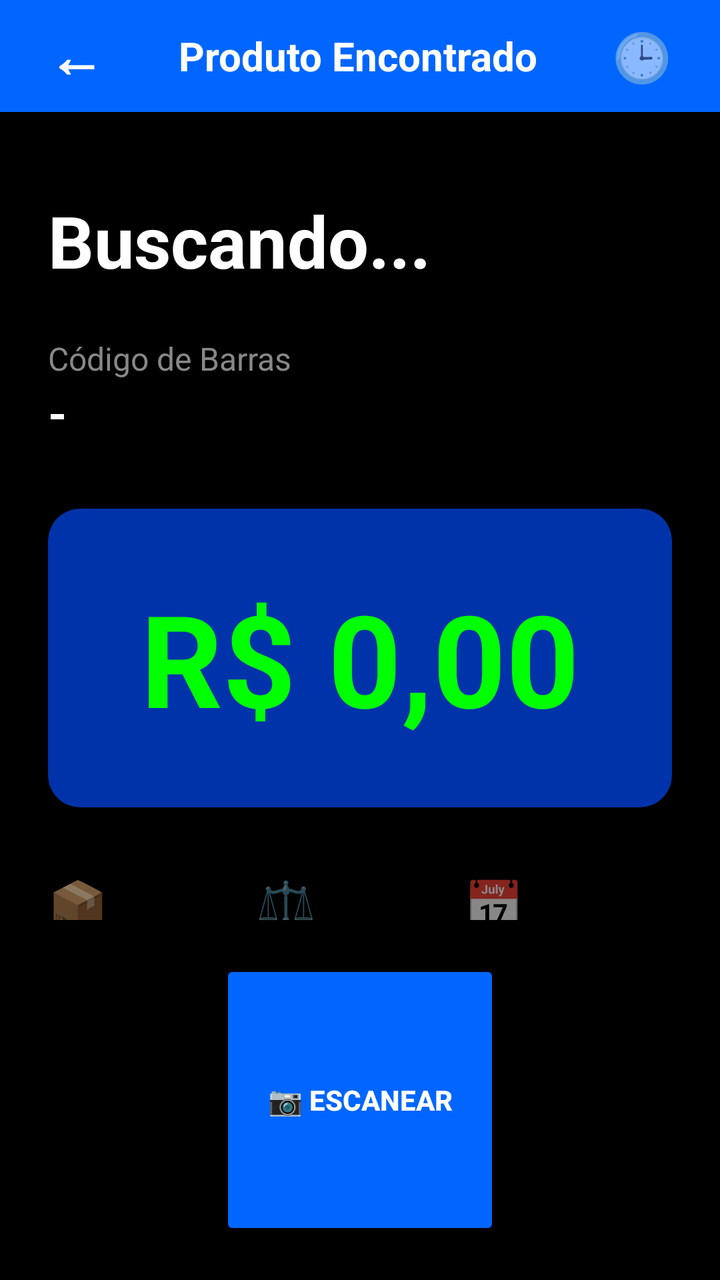
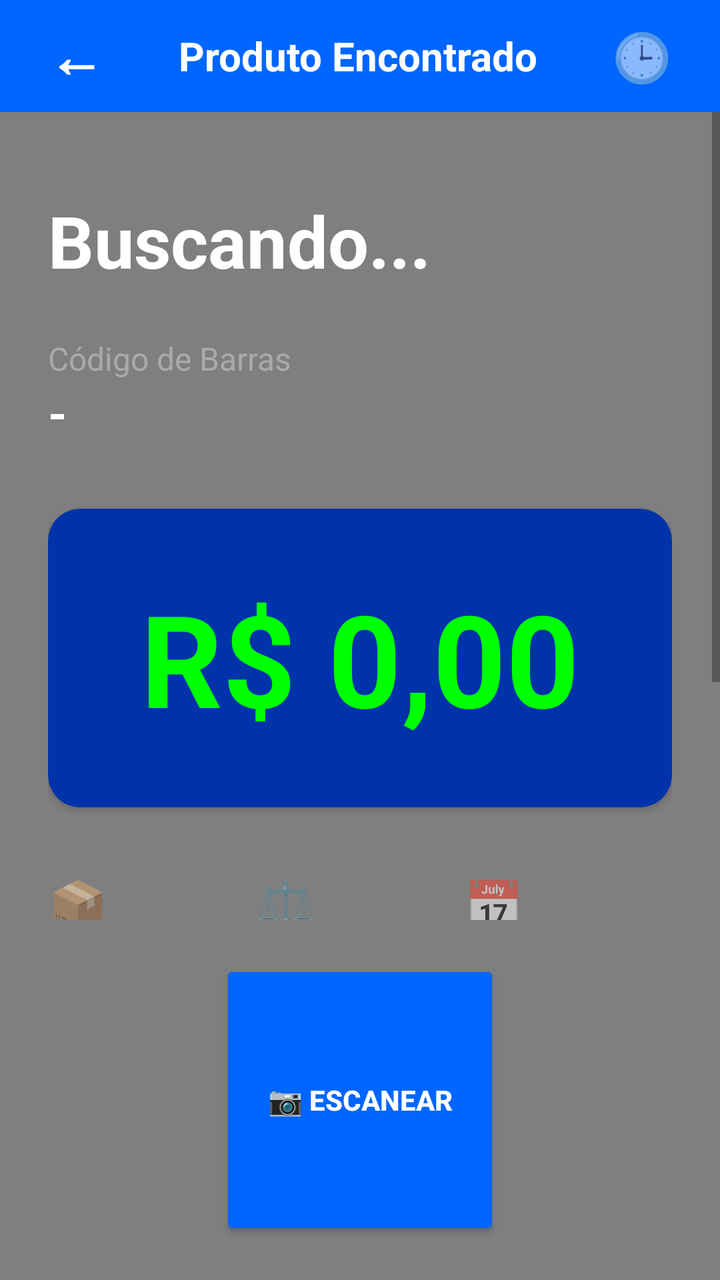

Two renders of the same Android screen: before a commit and after it. Below are the layout's source before the change and the commit's diff.
<!-- AndroidManifest.xml: fallback theme Theme.MaterialComponents.DayNight.NoActionBar -->
<!-- res/layout/activity_resultado.xml -->
<?xml version="1.0" encoding="utf-8"?>
<LinearLayout xmlns:android="http://schemas.android.com/apk/res/android"
    xmlns:app="http://schemas.android.com/apk/res-auto"
    android:layout_width="match_parent"
    android:layout_height="match_parent"
    android:background="#000000"
    android:orientation="vertical">

    
    <LinearLayout
        android:layout_width="match_parent"
        android:layout_height="56dp"
        android:background="#0066FF"
        android:gravity="center_vertical"
        android:orientation="horizontal"
        android:paddingHorizontal="16dp">

        <TextView
            android:id="@+id/btnVoltar"
            android:layout_width="wrap_content"
            android:layout_height="wrap_content"
            android:padding="8dp"
            android:text="←"
            android:textColor="#FFFFFF"
            android:textSize="28sp"
            android:textStyle="bold" />

        <TextView
            android:layout_width="0dp"
            android:layout_height="wrap_content"
            android:layout_weight="1"
            android:gravity="center"
            android:text="Produto Encontrado"
            android:textColor="#FFFFFF"
            android:textSize="20sp"
            android:textStyle="bold" />

        <TextView
            android:layout_width="wrap_content"
            android:layout_height="wrap_content"
            android:padding="8dp"
            android:text="🕒"
            android:textSize="24sp" />
    </LinearLayout>

    <ScrollView
        android:layout_width="match_parent"
        android:layout_height="0dp"
        android:layout_weight="1">

        <LinearLayout
            android:layout_width="match_parent"
            android:layout_height="wrap_content"
            android:orientation="vertical"
            android:padding="24dp">

            
            <ImageView
                android:id="@+id/imgProduto"
                android:layout_width="match_parent"
                android:layout_height="200dp"
                android:scaleType="fitCenter"
                android:visibility="gone" />

            
            <TextView
                android:id="@+id/txtNome"
                android:layout_width="match_parent"
                android:layout_height="wrap_content"
                android:layout_marginTop="16dp"
                android:text="Buscando..."
                android:textColor="#FFFFFF"
                android:textSize="36sp"
                android:textStyle="bold" />

            
            <TextView
                android:layout_width="match_parent"
                android:layout_height="wrap_content"
                android:layout_marginTop="24dp"
                android:text="Código de Barras"
                android:textColor="#888888"
                android:textSize="16sp" />

            <TextView
                android:id="@+id/txtCodigo"
                android:layout_width="match_parent"
                android:layout_height="wrap_content"
                android:text="-"
                android:textColor="#FFFFFF"
                android:textSize="24sp"
                android:textStyle="bold" />

            
            <androidx.cardview.widget.CardView
                android:layout_width="match_parent"
                android:layout_height="wrap_content"
                android:layout_marginTop="32dp"
                app:cardBackgroundColor="#0033AA"
                app:cardCornerRadius="16dp">

                <TextView
                    android:id="@+id/txtPreco"
                    android:layout_width="match_parent"
                    android:layout_height="wrap_content"
                    android:gravity="center"
                    android:padding="32dp"
                    android:text="R$ 0,00"
                    android:textColor="#00FF00"
                    android:textSize="64sp"
                    android:textStyle="bold" />
            </androidx.cardview.widget.CardView>

            
            <LinearLayout
                android:layout_width="match_parent"
                android:layout_height="wrap_content"
                android:layout_marginTop="32dp"
                android:orientation="horizontal">

                <LinearLayout
                    android:layout_width="0dp"
                    android:layout_height="wrap_content"
                    android:layout_weight="1"
                    android:orientation="vertical">
                    <TextView android:layout_width="wrap_content" android:layout_height="wrap_content" android:text="📦" android:textSize="24sp" />
                    <TextView android:layout_width="wrap_content" android:layout_height="wrap_content" android:text="Categoria" android:textColor="#888888" android:textSize="14sp" />
                    <TextView android:id="@+id/txtCategoria" android:layout_width="wrap_content" android:layout_height="wrap_content" android:text="-" android:textColor="#FFFFFF" android:textSize="16sp" android:textStyle="bold" />
                </LinearLayout>

                <LinearLayout
                    android:layout_width="0dp"
                    android:layout_height="wrap_content"
                    android:layout_weight="1"
                    android:orientation="vertical">
                    <TextView android:layout_width="wrap_content" android:layout_height="wrap_content" android:text="⚖️" android:textSize="24sp" />
                    <TextView android:layout_width="wrap_content" android:layout_height="wrap_content" android:text="Peso/Qtd" android:textColor="#888888" android:textSize="14sp" />
                    <TextView android:id="@+id/txtPeso" android:layout_width="wrap_content" android:layout_height="wrap_content" android:text="-" android:textColor="#FFFFFF" android:textSize="16sp" android:textStyle="bold" />
                </LinearLayout>

                <LinearLayout
                    android:layout_width="0dp"
                    android:layout_height="wrap_content"
                    android:layout_weight="1"
                    android:orientation="vertical">
                    <TextView android:layout_width="wrap_content" android:layout_height="wrap_content" android:text="📅" android:textSize="24sp" />
                    <TextView android:layout_width="wrap_content" android:layout_height="wrap_content" android:text="Validade" android:textColor="#888888" android:textSize="14sp" />
                    <TextView android:id="@+id/txtValidade" android:layout_width="wrap_content" android:layout_height="wrap_content" android:text="-" android:textColor="#FFFFFF" android:textSize="16sp" android:textStyle="bold" />
                </LinearLayout>
            </LinearLayout>

            
            <EditText
                android:id="@+id/edtCodigo"
                android:layout_width="match_parent"
                android:layout_height="wrap_content"
                android:layout_marginTop="40dp"
                android:background="#1A1A1A"
                android:hint="Digite o código de barras"
                android:imeOptions="actionSearch"
                android:inputType="number"
                android:maxLines="1"
                android:padding="16dp"
                android:textColor="#FFFFFF"
                android:textColorHint="#666666" />
        </LinearLayout>
    </ScrollView>

    
    <Button
        android:id="@+id/btnScan"
        android:layout_width="140dp"
        android:layout_height="140dp"
        android:layout_gravity="center_horizontal"
        android:layout_margin="20dp"
        android:backgroundTint="#0066FF"
        android:text="📷
ESCANEAR"
        android:textColor="#FFFFFF"
        android:textSize="14sp"
        android:textStyle="bold" />
</LinearLayout>
<!-- resources referenced by this layout -->
<resources>

</resources>

<!-- the commit's change to res/layout/activity_resultado.xml (unified diff, before → after) -->
@@ -1,182 +1,202 @@
 <?xml version="1.0" encoding="utf-8"?>
-<LinearLayout xmlns:android="http://schemas.android.com/apk/res/android"
+<FrameLayout xmlns:android="http://schemas.android.com/apk/res/android"
     xmlns:app="http://schemas.android.com/apk/res-auto"
     android:layout_width="match_parent"
-    android:layout_height="match_parent"
-    android:background="#000000"
-    android:orientation="vertical">
+    android:layout_height="match_parent">
+
+    
+    <ImageView
+        android:id="@+id/imgFundo"
+        android:layout_width="match_parent"
+        android:layout_height="match_parent"
+        android:scaleType="centerCrop"
+        android:alpha="0.3"
+        android:visibility="gone" />
+
+    
+    <View
+        android:layout_width="match_parent"
+        android:layout_height="match_parent"
+        android:background="#80000000" />
 
     
     <LinearLayout
         android:layout_width="match_parent"
-        android:layout_height="56dp"
-        android:background="#0066FF"
-        android:gravity="center_vertical"
-        android:orientation="horizontal"
-        android:paddingHorizontal="16dp">
-
-        <TextView
-            android:id="@+id/btnVoltar"
-            android:layout_width="wrap_content"
-            android:layout_height="wrap_content"
-            android:padding="8dp"
-            android:text="←"
-            android:textColor="#FFFFFF"
-            android:textSize="28sp"
-            android:textStyle="bold" />
-
-        <TextView
-            android:layout_width="0dp"
-            android:layout_height="wrap_content"
-            android:layout_weight="1"
-            android:gravity="center"
-            android:text="Produto Encontrado"
-            android:textColor="#FFFFFF"
-            android:textSize="20sp"
-            android:textStyle="bold" />
-
-        <TextView
-            android:layout_width="wrap_content"
-            android:layout_height="wrap_content"
-            android:padding="8dp"
-            android:text="🕒"
-            android:textSize="24sp" />
-    </LinearLayout>
-
-    <ScrollView
-        android:layout_width="match_parent"
-        android:layout_height="0dp"
-        android:layout_weight="1">
-
+        android:layout_height="match_parent"
+        android:orientation="vertical">
+
+        
         <LinearLayout
             android:layout_width="match_parent"
-            android:layout_height="wrap_content"
-            android:orientation="vertical"
-            android:padding="24dp">
-
-            
-            <ImageView
-                android:id="@+id/imgProduto"
-                android:layout_width="match_parent"
-                android:layout_height="200dp"
-                android:scaleType="fitCenter"
-                android:visibility="gone" />
-
-            
+            android:layout_height="56dp"
+            android:background="#0066FF"
+            android:gravity="center_vertical"
+            android:orientation="horizontal"
+            android:paddingHorizontal="16dp">
+
             <TextView
-                android:id="@+id/txtNome"
-                android:layout_width="match_parent"
-                android:layout_height="wrap_content"
-                android:layout_marginTop="16dp"
-                android:text="Buscando..."
+                android:id="@+id/btnVoltar"
+                android:layout_width="wrap_content"
+                android:layout_height="wrap_content"
+                android:padding="8dp"
+                android:text="←"
                 android:textColor="#FFFFFF"
-                android:textSize="36sp"
+                android:textSize="28sp"
                 android:textStyle="bold" />
 
-            
             <TextView
-                android:layout_width="match_parent"
-                android:layout_height="wrap_content"
-                android:layout_marginTop="24dp"
-                android:text="Código de Barras"
-                android:textColor="#888888"
-                android:textSize="16sp" />
+                android:layout_width="0dp"
+                android:layout_height="wrap_content"
+                android:layout_weight="1"
+                android:gravity="center"
+                android:text="Produto Encontrado"
+                android:textColor="#FFFFFF"
+                android:textSize="20sp"
+                android:textStyle="bold" />
 
             <TextView
-                android:id="@+id/txtCodigo"
-                android:layout_width="match_parent"
-                android:layout_height="wrap_content"
-                android:text="-"
-                android:textColor="#FFFFFF"
-                android:textSize="24sp"
-                android:textStyle="bold" />
-
-            
-            <androidx.cardview.widget.CardView
-                android:layout_width="match_parent"
-                android:layout_height="wrap_content"
-                android:layout_marginTop="32dp"
-                app:cardBackgroundColor="#0033AA"
-                app:cardCornerRadius="16dp">
-
-                <TextView
-                    android:id="@+id/txtPreco"
-                    android:layout_width="match_parent"
-                    android:layout_height="wrap_content"
-                    android:gravity="center"
-                    android:padding="32dp"
-                    android:text="R$ 0,00"
-                    android:textColor="#00FF00"
-                    android:textSize="64sp"
-                    android:textStyle="bold" />
-            </androidx.cardview.widget.CardView>
-
-            
+                android:layout_width="wrap_content"
+                android:layout_height="wrap_content"
+                android:padding="8dp"
+                android:text="🕒"
+                android:textSize="24sp" />
+        </LinearLayout>
+
+        <ScrollView
+            android:layout_width="match_parent"
+            android:layout_height="0dp"
+            android:layout_weight="1">
+
             <LinearLayout
                 android:layout_width="match_parent"
                 android:layout_height="wrap_content"
-                android:layout_marginTop="32dp"
-                android:orientation="horizontal">
-
+                android:orientation="vertical"
+                android:padding="24dp">
+
+                
+                <ImageView
+                    android:id="@+id/imgProduto"
+                    android:layout_width="match_parent"
+                    android:layout_height="200dp"
+                    android:scaleType="fitCenter"
+                    android:visibility="gone" />
+
+                
+                <TextView
+                    android:id="@+id/txtNome"
+                    android:layout_width="match_parent"
+                    android:layout_height="wrap_content"
+                    android:layout_marginTop="16dp"
+                    android:text="Buscando..."
+                    android:textColor="#FFFFFF"
+                    android:textSize="36sp"
+                    android:textStyle="bold" />
+
+                
+                <TextView
+                    android:layout_width="match_parent"
+                    android:layout_height="wrap_content"
+                    android:layout_marginTop="24dp"
+                    android:text="Código de Barras"
+                    android:textColor="#AAAAAA"
+                    android:textSize="16sp" />
+
+                <TextView
+                    android:id="@+id/txtCodigo"
+                    android:layout_width="match_parent"
+                    android:layout_height="wrap_content"
+                    android:text="-"
+                    android:textColor="#FFFFFF"
+                    android:textSize="24sp"
+                    android:textStyle="bold" />
+
+                
+                <androidx.cardview.widget.CardView
+                    android:layout_width="match_parent"
+                    android:layout_height="wrap_content"
+                    android:layout_marginTop="32dp"
+                    app:cardBackgroundColor="#0033AA"
+                    app:cardCornerRadius="16dp">
+
+                    <TextView
+                        android:id="@+id/txtPreco"
+                        android:layout_width="match_parent"
+                        android:layout_height="wrap_content"
+                        android:gravity="center"
+                        android:padding="32dp"
+                        android:text="R$ 0,00"
+                        android:textColor="#00FF00"
+                        android:textSize="64sp"
+                        android:textStyle="bold" />
+                </androidx.cardview.widget.CardView>
+
+                
                 <LinearLayout
-                    android:layout_width="0dp"
-                    android:layout_height="wrap_content"
-                    android:layout_weight="1"
-                    android:orientation="vertical">
-                    <TextView android:layout_width="wrap_content" android:layout_height="wrap_content" android:text="📦" android:textSize="24sp" />
-                    <TextView android:layout_width="wrap_content" android:layout_height="wrap_content" android:text="Categoria" android:textColor="#888888" android:textSize="14sp" />
-                    <TextView android:id="@+id/txtCategoria" android:layout_width="wrap_content" android:layout_height="wrap_content" android:text="-" android:textColor="#FFFFFF" android:textSize="16sp" android:textStyle="bold" />
+                    android:layout_width="match_parent"
+                    android:layout_height="wrap_content"
+                    android:layout_marginTop="32dp"
+                    android:orientation="horizontal">
+
+                    <LinearLayout
+                        android:layout_width="0dp"
+                        android:layout_height="wrap_content"
+                        android:layout_weight="1"
+                        android:orientation="vertical">
+                        <TextView android:layout_width="wrap_content" android:layout_height="wrap_content" android:text="📦" android:textSize="24sp" />
+                        <TextView android:layout_width="wrap_content" android:layout_height="wrap_content" android:text="Categoria" android:textColor="#AAAAAA" android:textSize="14sp" />
+                        <TextView android:id="@+id/txtCategoria" android:layout_width="wrap_content" android:layout_height="wrap_content" android:text="-" android:textColor="#FFFFFF" android:textSize="16sp" android:textStyle="bold" />
+                    </LinearLayout>
+
+                    <LinearLayout
+                        android:layout_width="0dp"
+                        android:layout_height="wrap_content"
+                        android:layout_weight="1"
+                        android:orientation="vertical">
+                        <TextView android:layout_width="wrap_content" android:layout_height="wrap_content" android:text="⚖️" android:textSize="24sp" />
+                        <TextView android:layout_width="wrap_content" android:layout_height="wrap_content" android:text="Peso/Qtd" android:textColor="#AAAAAA" android:textSize="14sp" />
+                        <TextView android:id="@+id/txtPeso" android:layout_width="wrap_content" android:layout_height="wrap_content" android:text="-" android:textColor="#FFFFFF" android:textSize="16sp" android:textStyle="bold" />
+                    </LinearLayout>
+
+                    <LinearLayout
+                        android:layout_width="0dp"
+                        android:layout_height="wrap_content"
+                        android:layout_weight="1"
+                        android:orientation="vertical">
+                        <TextView android:layout_width="wrap_content" android:layout_height="wrap_content" android:text="📅" android:textSize="24sp" />
+                        <TextView android:layout_width="wrap_content" android:layout_height="wrap_content" android:text="Validade" android:textColor="#AAAAAA" android:textSize="14sp" />
+                        <TextView android:id="@+id/txtValidade" android:layout_width="wrap_content" android:layout_height="wrap_content" android:text="-" android:textColor="#FFFFFF" android:textSize="16sp" android:textStyle="bold" />
+                    </LinearLayout>
                 </LinearLayout>
 
-                <LinearLayout
-                    android:layout_width="0dp"
-                    android:layout_height="wrap_content"
-                    android:layout_weight="1"
-                    android:orientation="vertical">
-                    <TextView android:layout_width="wrap_content" android:layout_height="wrap_content" android:text="⚖️" android:textSize="24sp" />
-                    <TextView android:layout_width="wrap_content" android:layout_height="wrap_content" android:text="Peso/Qtd" android:textColor="#888888" android:textSize="14sp" />
-                    <TextView android:id="@+id/txtPeso" android:layout_width="wrap_content" android:layout_height="wrap_content" android:text="-" android:textColor="#FFFFFF" android:textSize="16sp" android:textStyle="bold" />
-                </LinearLayout>
-
-                <LinearLayout
-                    android:layout_width="0dp"
-                    android:layout_height="wrap_content"
-                    android:layout_weight="1"
-                    android:orientation="vertical">
-                    <TextView android:layout_width="wrap_content" android:layout_height="wrap_content" android:text="📅" android:textSize="24sp" />
-                    <TextView android:layout_width="wrap_content" android:layout_height="wrap_content" android:text="Validade" android:textColor="#888888" android:textSize="14sp" />
-                    <TextView android:id="@+id/txtValidade" android:layout_width="wrap_content" android:layout_height="wrap_content" android:text="-" android:textColor="#FFFFFF" android:textSize="16sp" android:textStyle="bold" />
-                </LinearLayout>
+                
+                <EditText
+                    android:id="@+id/edtCodigo"
+                    android:layout_width="match_parent"
+                    android:layout_height="wrap_content"
+                    android:layout_marginTop="40dp"
+                    android:background="#1A1A1A"
+                    android:hint="Digite o código de barras"
+                    android:imeOptions="actionSearch"
+                    android:inputType="number"
+                    android:maxLines="1"
+                    android:padding="16dp"
+                    android:textColor="#FFFFFF"
+                    android:textColorHint="#666666" />
             </LinearLayout>
-
-            
-            <EditText
-                android:id="@+id/edtCodigo"
-                android:layout_width="match_parent"
-                android:layout_height="wrap_content"
-                android:layout_marginTop="40dp"
-                android:background="#1A1A1A"
-                android:hint="Digite o código de barras"
-                android:imeOptions="actionSearch"
-                android:inputType="number"
-                android:maxLines="1"
-                android:padding="16dp"
-                android:textColor="#FFFFFF"
-                android:textColorHint="#666666" />
-        </LinearLayout>
-    </ScrollView>
-
-    
-    <Button
-        android:id="@+id/btnScan"
-        android:layout_width="140dp"
-        android:layout_height="140dp"
-        android:layout_gravity="center_horizontal"
-        android:layout_margin="20dp"
-        android:backgroundTint="#0066FF"
-        android:text="📷
+        </ScrollView>
+
+        
+        <Button
+            android:id="@+id/btnScan"
+            android:layout_width="140dp"
+            android:layout_height="140dp"
+            android:layout_gravity="center_horizontal"
+            android:layout_margin="20dp"
+            android:backgroundTint="#0066FF"
+            android:text="📷
 ESCANEAR"
-        android:textColor="#FFFFFF"
-        android:textSize="14sp"
-        android:textStyle="bold" />
-</LinearLayout>
+            android:textColor="#FFFFFF"
+            android:textSize="14sp"
+            android:textStyle="bold" />
+    </LinearLayout>
+</FrameLayout>
